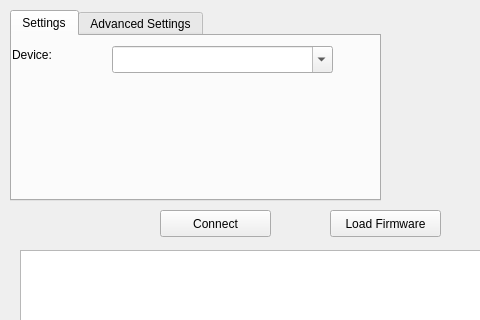
seank/freeems-loader, file freeems_loader.ui: the form before one commit; both pictures show x 0 to 480 and y 0 to 320 of the 800 by 547 pixel window.
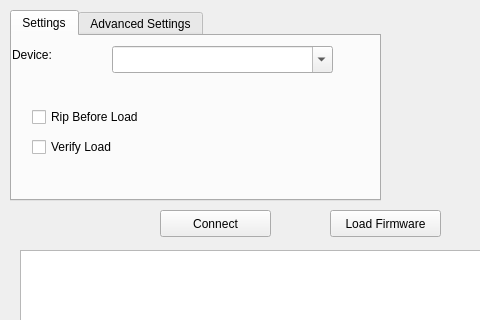
The form after the commit. The open tabs and pages were chosen to show the change. Icons and pictures are not drawn.

What changed in the file:
```diff
--- a/freeems_loader.ui
+++ b/freeems_loader.ui
@@ -172,6 +172,32 @@
       <bool>true</bool>
      </property>
     </widget>
+    <widget class="QCheckBox" name="chkRip">
+     <property name="geometry">
+      <rect>
+       <x>20</x>
+       <y>70</y>
+       <width>121</width>
+       <height>22</height>
+      </rect>
+     </property>
+     <property name="text">
+      <string>Rip Before Load</string>
+     </property>
+    </widget>
+    <widget class="QCheckBox" name="chkVerify">
+     <property name="geometry">
+      <rect>
+       <x>20</x>
+       <y>100</y>
+       <width>101</width>
+       <height>22</height>
+      </rect>
+     </property>
+     <property name="text">
+      <string>Verify Load</string>
+     </property>
+    </widget>
    </widget>
    <widget class="QWidget" name="tab_2">
     <attribute name="title">
```
Left out of the diff: 4 changed lines with no effect on the pictures.
